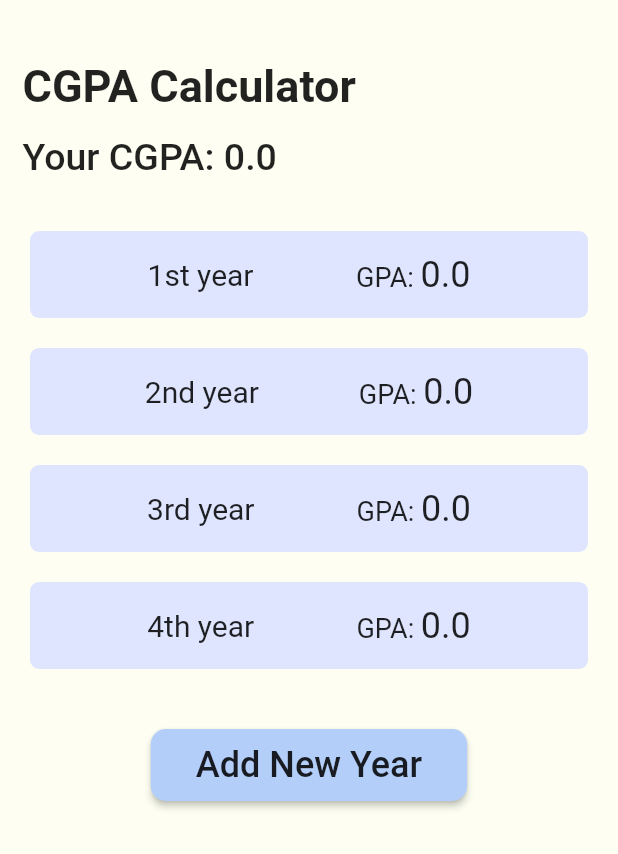
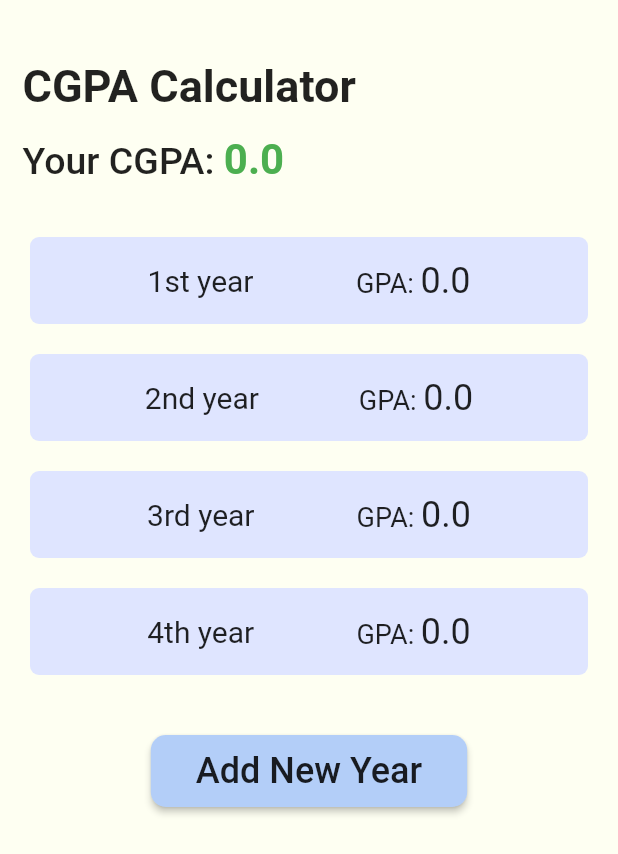
Before and after one commit to LordOlumide/MobileDev-CGPA-App, a Flutter app: the screen it shows after launch, on a phone screen of 412 x 824 dp. Shown: the top 854 px of the screen. Run offline on Flutter 3.47's test engine with Material 2 defaults, Android fonts, the phone set to English and light mode, and no system bars; our stand-ins replace cloud_firestore, firebase_auth, firebase_core; accounts and stored records are empty.

Commit message:
Basic functionality working

```diff
--- a/lib/models/semester_result.dart
+++ b/lib/models/semester_result.dart
@@ -23,7 +23,7 @@ class SemesterResult {
     int cumulativeScore = 0;
     int cumulativeUnits = 0;
     for (CourseResult course in courseResults) {
-      cumulativeScore += course.gpaScore!;
+      cumulativeScore += course.gpaScore! * course.units;
       cumulativeUnits += course.units;
     }
     return cumulativeUnits != 0
--- a/lib/models/year_result.dart
+++ b/lib/models/year_result.dart
@@ -24,11 +24,11 @@ class YearResult {
     int cumulativeScore = 0;
     int cumulativeUnits = 0;
     for (CourseResult course in firstSem.courseResults) {
-      cumulativeScore += course.gpaScore!;
+      cumulativeScore += course.gpaScore! * course.units;
       cumulativeUnits += course.units;
     }
     for (CourseResult course in secondSem.courseResults) {
-      cumulativeScore += course.gpaScore!;
+      cumulativeScore += course.gpaScore! * course.units;
       cumulativeUnits += course.units;
     }
     // if cumulative units == 0, 0/0 = NaN
--- a/lib/repos/database.dart
+++ b/lib/repos/database.dart
@@ -32,11 +32,11 @@ class Database extends ChangeNotifier {
     int cumulativeUnits = 0;
     for (YearResult year in _main) {
       for (CourseResult course in year.firstSem.courseResults) {
-        cumulativeScore += course.gpaScore!;
+        cumulativeScore += course.gpaScore! * course.units;
         cumulativeUnits += course.units;
       }
       for (CourseResult course in year.secondSem.courseResults) {
-        cumulativeScore += course.gpaScore!;
+        cumulativeScore += course.gpaScore! * course.units;
         cumulativeUnits += course.units;
       }
     }
--- a/lib/user_interface/screens/home_screen/home_screen.dart
+++ b/lib/user_interface/screens/home_screen/home_screen.dart
@@ -26,11 +26,24 @@ class HomeScreen extends StatelessWidget {
                   ),
                 ),
                 const SizedBox(height: 15),
-                Text(
-                  'Your CGPA: ${Provider.of<Database>(context).currentCGPA}',
-                  style: const TextStyle(
-                    fontSize: 25,
-                    fontWeight: FontWeight.w500,
+                RichText(
+                  text: TextSpan(
+                    style: TextStyle(
+                      fontSize: 25,
+                      fontWeight: FontWeight.w500,
+                      color: Theme.of(context).textTheme.bodyMedium!.color,
+                    ),
+                    children: [
+                      TextSpan(text: 'Your CGPA: '),
+                      TextSpan(
+                        text: '${Provider.of<Database>(context).currentCGPA}',
+                        style: TextStyle(
+                          fontSize: 28,
+                          fontWeight: FontWeight.w600,
+                          color: Colors.green,
+                        ),
+                      ),
+                    ],
                   ),
                 ),
               ],
@@ -69,6 +82,7 @@ class HomeScreen extends StatelessWidget {
                   ),
                 ),
               ),
+              const SizedBox(height: 30),
             ],
           ),
         ],
--- a/lib/user_interface/screens/semester_view_screen/semester_view_screen.dart
+++ b/lib/user_interface/screens/semester_view_screen/semester_view_screen.dart
@@ -1,5 +1,5 @@
 import 'package:flutter/material.dart';
-import 'package:mobile_dev_cgpa_app/helpers/number_to_position.dart';
+import 'package:mobile_dev_cgpa_app/utils/number_to_position.dart';
 import 'package:provider/provider.dart';
 import 'package:mobile_dev_cgpa_app/models/year_result.dart';
 import 'package:mobile_dev_cgpa_app/repos/database.dart';
@@ -22,7 +22,7 @@ class SemesterScreen extends StatelessWidget {
     return Scaffold(
       body: SafeArea(
         child: Container(
-          padding: const EdgeInsets.symmetric(horizontal: 30, vertical: 100),
+          padding: const EdgeInsets.symmetric(horizontal: 30, vertical: 80),
           child: Column(
             mainAxisAlignment: MainAxisAlignment.center,
             crossAxisAlignment: CrossAxisAlignment.stretch,
--- a/lib/user_interface/screens/welcome_screen/welcome_screen.dart
+++ b/lib/user_interface/screens/welcome_screen/welcome_screen.dart
@@ -1,7 +1,6 @@
 import 'package:flutter/material.dart';
 import 'package:mobile_dev_cgpa_app/user_interface/screens/login_screen/login_screen.dart';
 import 'package:mobile_dev_cgpa_app/user_interface/screens/registration_screen/registration_screen.dart';
-import 'package:mobile_dev_cgpa_app/utils/y_space.dart';
 
 class WelcomeScreen extends StatelessWidget {
   static const screenId = 'Welcome screen';
@@ -19,7 +18,7 @@ class WelcomeScreen extends StatelessWidget {
               'Welcome to CGPA App',
               style: TextStyle(fontSize: 30),
             ),
-            const YSpace(50),
+            const SizedBox(height: 50),
 
             // Registration Button
             MaterialButton(
@@ -32,7 +31,7 @@ class WelcomeScreen extends StatelessWidget {
                 style: TextStyle(),
               ),
             ),
-            const YSpace(50),
+            const SizedBox(height: 50),
 
             // Login button
             MaterialButton(
--- a/lib/user_interface/widgets/input_field.dart
+++ b/lib/user_interface/widgets/input_field.dart
@@ -32,7 +32,7 @@ class InputField extends StatelessWidget {
           ),
         ),
         TextFormField(
-          autofocus: isFirstField,
+          autofocus: isFirstField,  // TODO: Fix the keyboard dropping issue
           onChanged: (newString) {
             Provider.of<FormVariables>(context, listen: false)
                 .variables[fieldVariableName] = newString;
--- a/lib/user_interface/widgets/year_card_display.dart
+++ b/lib/user_interface/widgets/year_card_display.dart
@@ -1,6 +1,6 @@
 import 'package:flutter/material.dart';
 import 'package:mobile_dev_cgpa_app/models/year_result.dart';
-import 'package:mobile_dev_cgpa_app/helpers/number_to_position.dart';
+import 'package:mobile_dev_cgpa_app/utils/number_to_position.dart';
 import 'package:mobile_dev_cgpa_app/repos/database.dart';
 import 'package:provider/provider.dart';
 import '../screens/semester_view_screen/semester_view_screen.dart';
--- a/lib/helpers/number_to_position.dart
+++ b/lib/utils/number_to_position.dart
@@ -7,13 +7,7 @@ String noToPosition(int number) {
       return '2nd';
     case 3:
       return '3rd';
-    case 4:
-      return '4th';
-    case 5:
-      return '5th';
-    case 6:
-      return '6th';
     default:
-      return '';
+      return '${number}th';
   }
 }
```
Also changed, not shown: lib/user_interface/screens/course_view_screen/course_view_screen.dart (+16 -10 lines), lib/user_interface/screens/login_screen/login_screen.dart (+3 -4 lines), lib/user_interface/screens/registration_screen/registration_screen.dart (+3 -4 lines), lib/user_interface/widgets/course_card_display.dart (added, +103 -0 lines), lib/utils/x_space.dart (deleted, +0 -11 lines), lib/utils/y_space.dart (deleted, +0 -13 lines).
